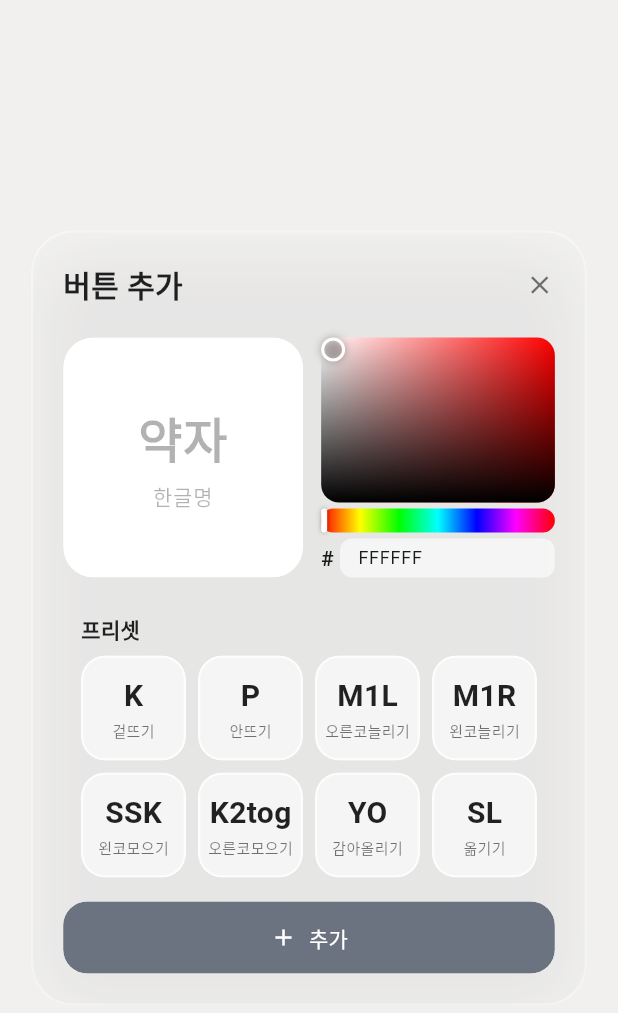
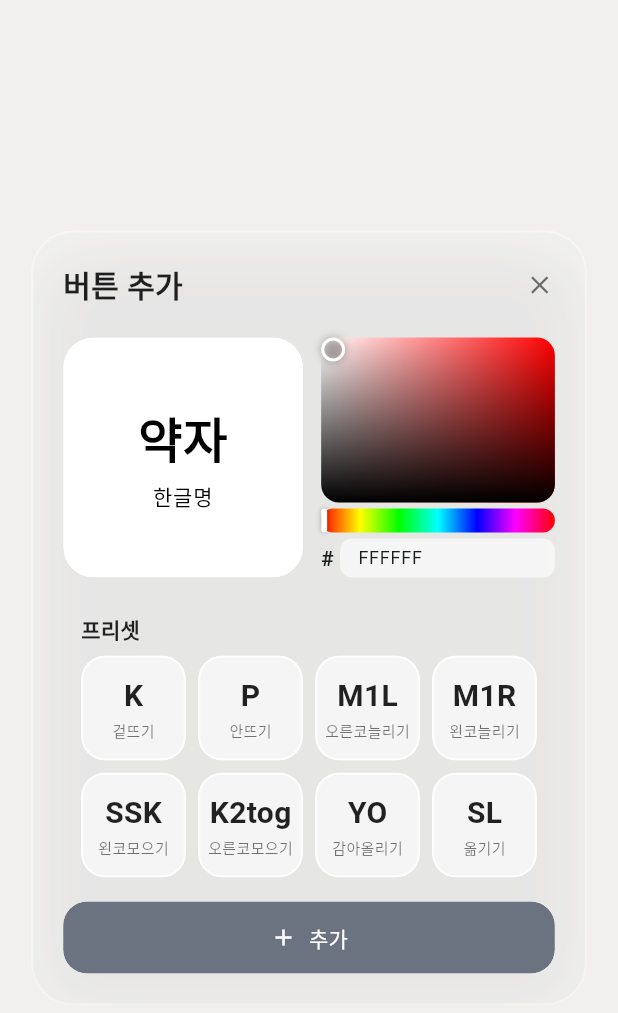
Before and after one commit to pgg94a-afk/SpringyKnitting, a Flutter app: the AddButtonDialog widget shown alone on an empty page, opened directly with empty values, on a phone screen of 412 x 824 dp. Shown: the top 1013 px of the screen. Run offline on Flutter 3.47's test engine with Material 3 defaults, Android fonts, the phone set to English and light mode, and no system bars; our stand-ins replace youtube_player_iframe; Roboto replaces fonts that are missing (Pretendard).

Commit message:
color fix

```diff
--- a/lib/widgets/add_button_dialog.dart
+++ b/lib/widgets/add_button_dialog.dart
@@ -265,7 +265,7 @@ class _AddButtonDialogState extends State<AddButtonDialog> {
                         hintStyle: TextStyle(
                           fontSize: 32,
                           fontWeight: FontWeight.bold,
-                          color: contrastColor.withOpacity(0.3),
+                          color: contrastColor
                         ),
                         border: InputBorder.none,
                         counterText: '',
@@ -286,13 +286,13 @@ class _AddButtonDialogState extends State<AddButtonDialog> {
                       textAlign: TextAlign.center,
                       style: TextStyle(
                         fontSize: 14,
-                        color: contrastColor.withOpacity(0.7),
+                        color: contrastColor
                       ),
                       decoration: InputDecoration(
                         hintText: '한글명',
                         hintStyle: TextStyle(
                           fontSize: 14,
-                          color: contrastColor.withOpacity(0.3),
+                          color: contrastColor
                         ),
                         border: InputBorder.none,
                         counterText: '',
```
